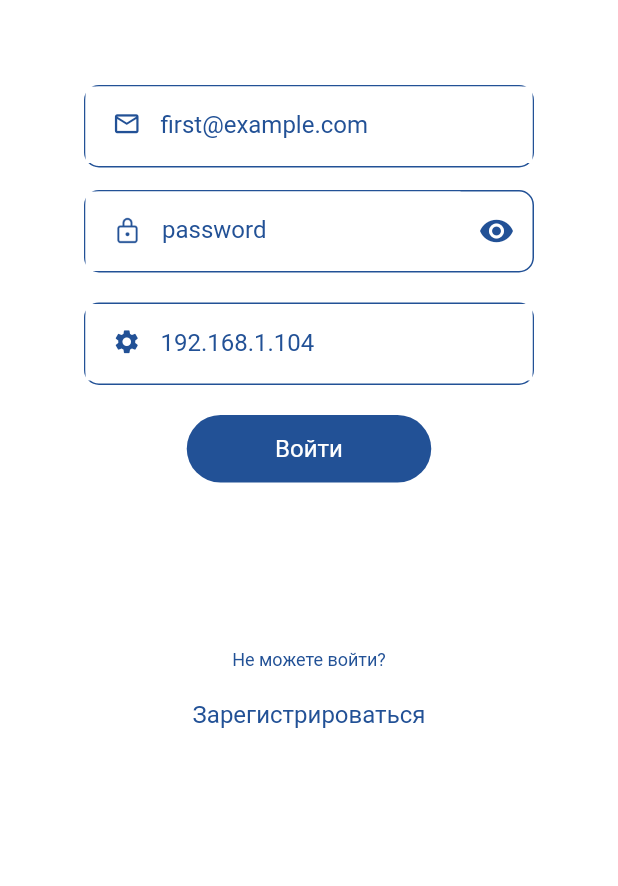
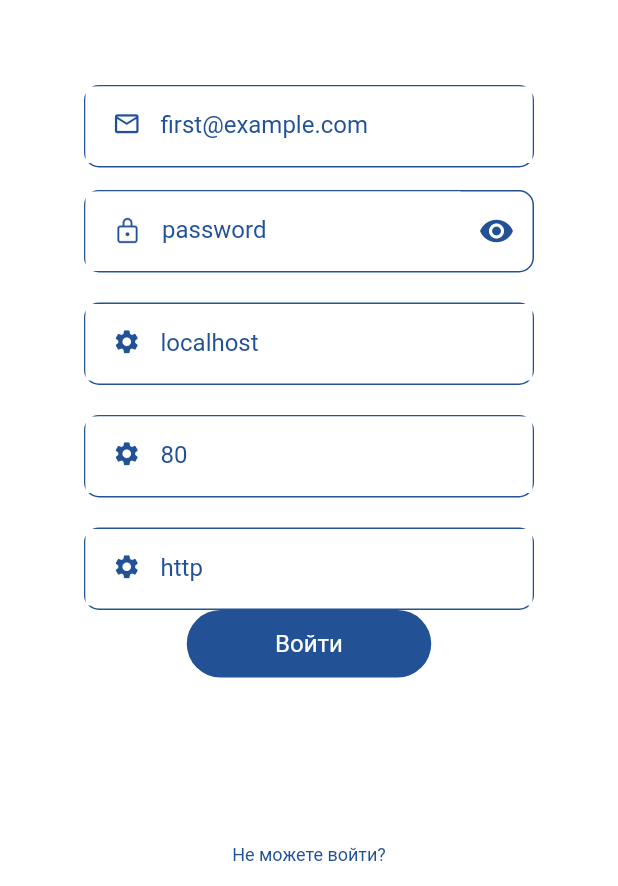
Before and after one commit to Ajtemir/MMAMobile, a Flutter app: the screen it shows after launch, on a phone screen of 412 x 824 dp, the part 350-1236 px from its top. Run offline on Flutter 3.47's test engine with Material 2 defaults, Android fonts, the light colour scheme and no system bars; our stand-ins replace carousel_slider, flutter_form_builder, flutter_rating_bar, flutter_screenutil, flutter_svg, fluttertoast and 7 more; project files that could hold a hidden picture were left out.

Commit message:
show port scheme host

```diff
--- a/lib/constants/constants.dart
+++ b/lib/constants/constants.dart
@@ -1,7 +1,7 @@
 class Constants {
-  static const int port = 80;
-  static const String host = 'localhost';
-  static const String scheme = 'http';
+  static int port = 80;
+  static String host = 'localhost';
+  static String scheme = 'http';
   static const String delimeter = '://';
   static const String colon = ':';
   static final String baseUrl = scheme + delimeter + host + colon + port.toString();
--- a/lib/views/auth/sing_in/sing_in_screen.dart
+++ b/lib/views/auth/sing_in/sing_in_screen.dart
@@ -3,6 +3,7 @@ import 'package:flutter_screenutil/flutter_screenutil.dart';
 import 'package:flutter_svg/svg.dart';
 import 'package:fluttertoast/fluttertoast.dart';
 import 'package:provider/provider.dart';
+import 'package:upai_app/constants/constants.dart';
 import 'package:upai_app/views/auth/sing_up/sing_up_screen.dart';
 import 'package:upai_app/views/home/home_screen.dart';
 
@@ -22,7 +23,9 @@ class _SingInScreenState extends State<SingInScreen> {
   TextEditingController email =
       TextEditingController(text: "first@example.com");
   TextEditingController password = TextEditingController(text: "password");
-  TextEditingController ip = TextEditingController(text: "192.168.1.104");
+  TextEditingController ip = TextEditingController(text: "localhost");
+  TextEditingController port = TextEditingController(text: "80");
+  TextEditingController scheme = TextEditingController(text: "http");
   bool showPassword = false;
   bool circular = false;
 
@@ -85,6 +88,78 @@ class _SingInScreenState extends State<SingInScreen> {
             color: Color(0xFF225196).withOpacity(0.5),
           ),
           hintText: 'IP adress',
+          border: InputBorder.none,
+          prefixIcon: Padding(
+              padding: const EdgeInsets.only(
+                  left: 18, top: 11, right: 13, bottom: 12),
+              child: Icon(
+                Icons.settings,
+                color: Color(0xFF225196),
+                size: 19,
+              )),
+        ),
+      ),
+    );
+  }
+
+  portField() {
+    return Container(
+      width: 300,
+      height: 55,
+      decoration: BoxDecoration(
+        border: Border.all(
+          width: 1,
+          color: Color(0xFF225196),
+        ),
+        borderRadius: BorderRadius.circular(10),
+      ),
+      child: TextField(
+        controller: port,
+        style: TextStyle(
+          color: Color(0xFF225196),
+          fontSize: 16,
+        ),
+        decoration: InputDecoration(
+          hintStyle: TextStyle(
+            color: Color(0xFF225196).withOpacity(0.5),
+          ),
+          hintText: 'Port number',
+          border: InputBorder.none,
+          prefixIcon: Padding(
+              padding: const EdgeInsets.only(
+                  left: 18, top: 11, right: 13, bottom: 12),
+              child: Icon(
+                Icons.settings,
+                color: Color(0xFF225196),
+                size: 19,
+              )),
+        ),
+      ),
+    );
+  }
+
+  schemeField() {
+    return Container(
+      width: 300,
+      height: 55,
+      decoration: BoxDecoration(
+        border: Border.all(
+          width: 1,
+          color: Color(0xFF225196),
+        ),
+        borderRadius: BorderRadius.circular(10),
+      ),
+      child: TextField(
+        controller: scheme,
+        style: TextStyle(
+          color: Color(0xFF225196),
+          fontSize: 16,
+        ),
+        decoration: InputDecoration(
+          hintStyle: TextStyle(
+            color: Color(0xFF225196).withOpacity(0.5),
+          ),
+          hintText: 'Port number',
           border: InputBorder.none,
           prefixIcon: Padding(
               padding: const EdgeInsets.only(
@@ -257,9 +332,17 @@ class _SingInScreenState extends State<SingInScreen> {
               SizedBox(
                 height: 20,
               ),
+              portField(),
+              SizedBox(
+                height: 20,
+              ),
+              schemeField(),
               InkWell(
                 onTap: () async {
                   AuthClient.ip = ip.text;
+                  Constants.host = ip.text;
+                  Constants.port = int.parse(port.text);
+                  Constants.scheme = scheme.text;
                   circular = true;
                   setState(() {});
                   String ans =
```
Also changed, not shown: lib/views/category/aboutMagaz.dart (+8 -5 lines).
